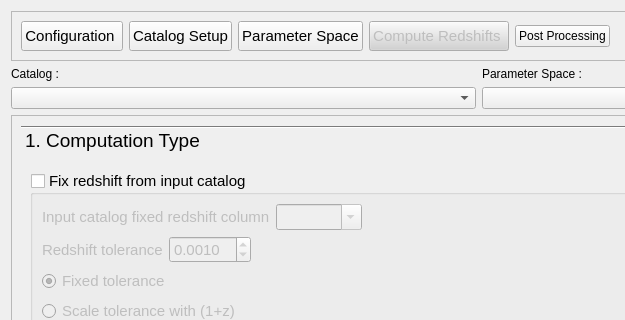
astrorama/Phosphoros, file PhzQtUI/auxdir/PhzQtUI/FormAnalysis.ui: the form before one commit; both pictures show x 0 to 625 and y 0 to 320 of the 958 by 962 pixel window.
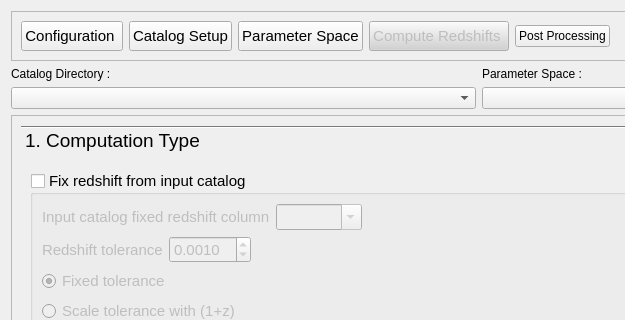
The form after the commit. The open tabs and pages were chosen to show the change.

Commit message: change ref and wording for catalog

What changed in the file:
```diff
--- a/PhzQtUI/auxdir/PhzQtUI/FormAnalysis.ui
+++ b/PhzQtUI/auxdir/PhzQtUI/FormAnalysis.ui
@@ -168,7 +168,7 @@
        <item>
         <widget class="QLabel" name="label_19">
          <property name="text">
-          <string>Catalog :</string>
+          <string>Catalog Directory :</string>
          </property>
         </widget>
        </item>
```
Left out of the diff: 20 changed lines with no effect on the pictures. The commit also changes 5 other files.
